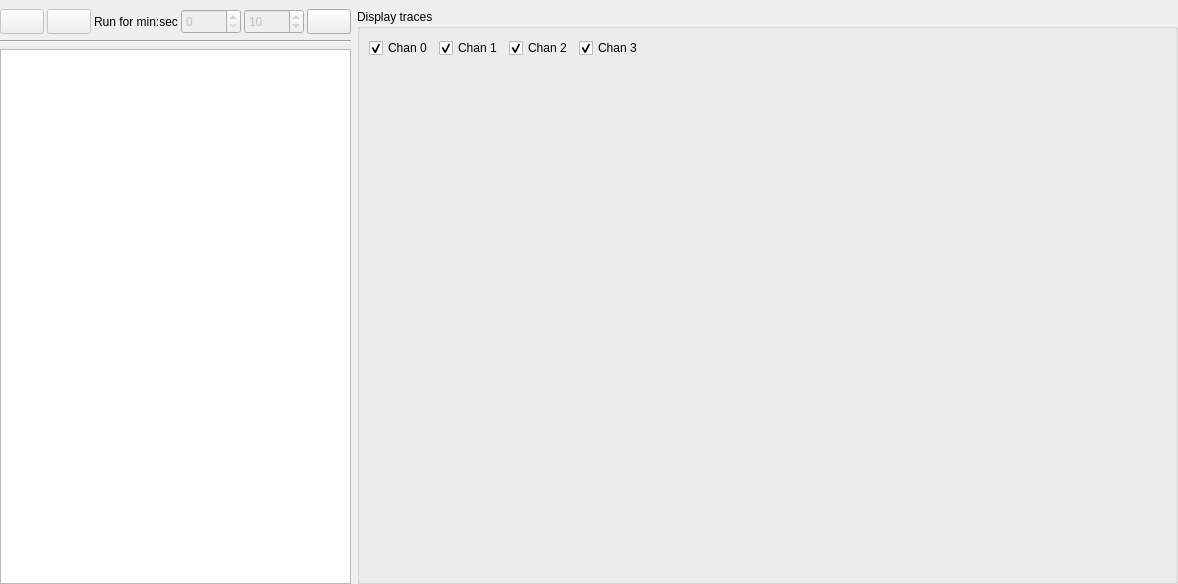
Before: the Qt Designer form gui/daq/form_list_daq.ui in usnistgov/qpx-gamma, drawn with Qt 5.
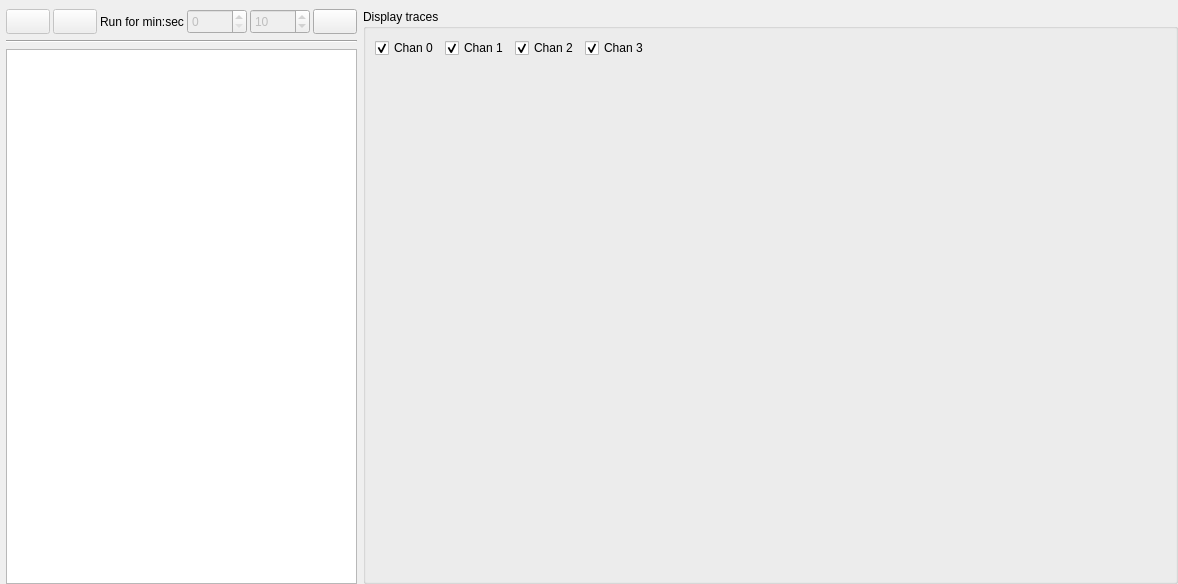
After: the same form once the commit is applied. Icons and pictures are not drawn. Custom widgets are drawn as their Qt base class.

Patch:
```diff
--- a/gui/daq/form_list_daq.ui
+++ b/gui/daq/form_list_daq.ui
@@ -35,6 +35,9 @@
      <property name="sizeConstraint">
       <enum>QLayout::SetNoConstraint</enum>
      </property>
+     <property name="leftMargin">
+      <number>6</number>
+     </property>
      <item>
       <layout class="QHBoxLayout" name="horizontalLayout_28">
        <property name="spacing">
```
